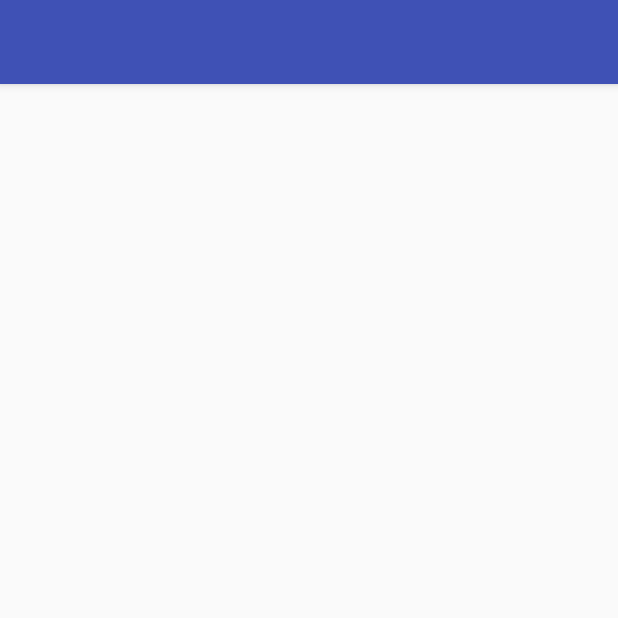
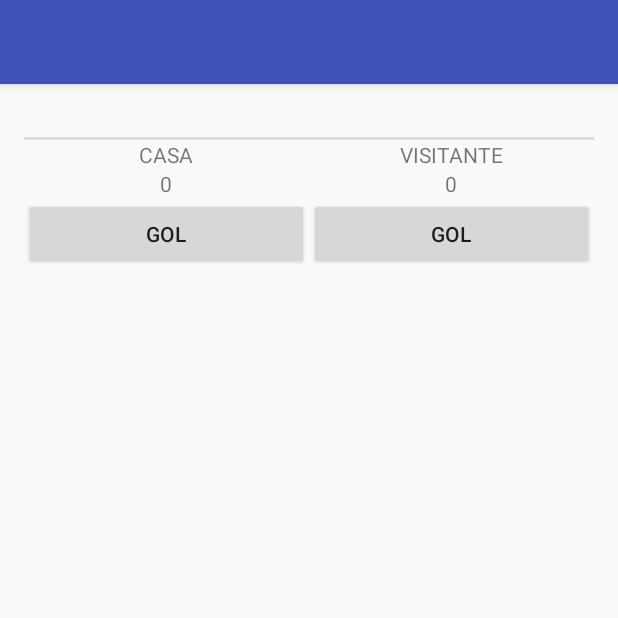
Before and after one commit to IsraelJr/DemoIntent, an Android app: the MainActivity screen opened directly, with no data from a screen before it, on a phone screen of 412 x 824 dp, the top half of it. Run offline under Robolectric (Android 15) with nearby library versions, the phone set to English and light mode, and no system bars.

Commit message:
Placar pronto

```diff
--- a/app/src/main/java/com/example/israel/demointent/MainActivity.java
+++ b/app/src/main/java/com/example/israel/demointent/MainActivity.java
@@ -1,13 +1,60 @@
 package com.example.israel.demointent;
 
-import android.support.v7.app.AppCompatActivity;
+import android.os.PersistableBundle;
 import android.os.Bundle;
 
+import android.support.v7.app.AppCompatActivity;
+import android.view.View;
+import android.widget.EditText;
+import android.widget.TextView;
+
+import com.example.israel.demointent.utils.Constantes;
+
 public class MainActivity extends AppCompatActivity {
+
+    private TextView txtNome;
+    private TextView placarHome;
+    private TextView placarVisitante;
+
+    private int contHome = 0;
+    private int contVisitante = 0;
 
     @Override
     protected void onCreate(Bundle savedInstanceState) {
         super.onCreate(savedInstanceState);
         setContentView(R.layout.activity_main);
+
+        txtNome = (TextView) findViewById(R.id.tvLogin);
+        placarHome = (TextView) findViewById(R.id.tvPlacarHome);
+        placarVisitante = (TextView) findViewById(R.id.tvPlacareVisitante);
+
+        if(savedInstanceState != null){
+            contHome = savedInstanceState.getInt(Constantes.KEY_PLACAR_CASA);
+            contVisitante = savedInstanceState.getInt(Constantes.KEY_PLACAR_VISITANTE);
+        }
+
+        placarHome.setText(String.valueOf(contHome));
+        placarVisitante.setText(String.valueOf(contVisitante));
+
+        if(getIntent() != null){
+            txtNome.setText(getIntent().getStringExtra(Constantes.KEY_LOGIN));
+        }
+    }
+
+    public void golCasa(View v){
+        contHome++;
+        placarHome.setText(String.valueOf(contHome));
+    }
+
+    public void golVisitante(View v){
+        contVisitante++;
+        placarVisitante.setText(String.valueOf(contVisitante));
+    }
+
+    @Override
+    public void onSaveInstanceState(Bundle outState) {
+        super.onSaveInstanceState(outState);
+        outState.putInt(Constantes.KEY_PLACAR_CASA, contHome);
+        outState.putInt(Constantes.KEY_PLACAR_VISITANTE, contVisitante);
     }
 }
--- a/app/src/main/java/com/example/israel/demointent/loginActivity.java
+++ b/app/src/main/java/com/example/israel/demointent/loginActivity.java
@@ -43,6 +43,10 @@ public class loginActivity extends AppCompatActivity {
                         boolean ehLoginValido = data.getBooleanExtra(Constantes.KEY_RESULT_LOGIN, false);
                         if(ehLoginValido){
                             Toast.makeText(this,"Login valido!", Toast.LENGTH_SHORT).show();
+                            Intent telaPrincipal = new Intent(this, MainActivity.class);
+                            telaPrincipal.putExtra(Constantes.KEY_LOGIN, login.getText().toString());
+                            startActivity(telaPrincipal);
+                            finish();
                         }else{
                             Toast.makeText(this,"Login invalido!", Toast.LENGTH_SHORT).show();
                         }
--- a/app/src/main/java/com/example/israel/demointent/utils/Constantes.java
+++ b/app/src/main/java/com/example/israel/demointent/utils/Constantes.java
@@ -12,4 +12,7 @@ public class Constantes {
     public final static int REQUEST_CODE_VALIDA_LOGIN = 1;
     public final static String KEY_RESULT_LOGIN = "KEY_RESULT_LOGIN";
 
+    public final static String KEY_PLACAR_CASA = "KEY_PLACAR_CASA";
+    public final static String KEY_PLACAR_VISITANTE = "KEY_PLACAR_VISITANTE";
+
 }
--- a/app/src/main/res/layout/activity_main.xml
+++ b/app/src/main/res/layout/activity_main.xml
@@ -1,5 +1,5 @@
 <?xml version="1.0" encoding="utf-8"?>
-<RelativeLayout xmlns:android="http://schemas.android.com/apk/res/android"
+<LinearLayout xmlns:android="http://schemas.android.com/apk/res/android"
     xmlns:tools="http://schemas.android.com/tools"
     android:id="@+id/activity_main"
     android:layout_width="match_parent"
@@ -8,6 +8,84 @@
     android:paddingLeft="@dimen/activity_horizontal_margin"
     android:paddingRight="@dimen/activity_horizontal_margin"
     android:paddingTop="@dimen/activity_vertical_margin"
+    android:orientation="vertical"
     tools:context="com.example.israel.demointent.MainActivity">
 
-</RelativeLayout>
+    <TextView
+        android:layout_width="match_parent"
+        android:layout_height="wrap_content"
+        android:text="Login"
+        android:id="@+id/tvLogin"
+        android:gravity="right"/>
+
+    <View
+        android:layout_width="match_parent"
+        android:layout_height="2dp"
+        android:background="#DDD" />
+
+    <LinearLayout
+        android:layout_width="match_parent"
+        android:layout_height="wrap_content"
+        android:orientation="horizontal">
+        <TextView
+            android:layout_width="match_parent"
+            android:layout_height="wrap_content"
+            android:text="CASA"
+            android:gravity="center"
+            android:layout_weight="0.5"/>
+        <TextView
+            android:layout_width="match_parent"
+            android:layout_height="wrap_content"
+            android:text="VISITANTE"
+            android:gravity="center"
+            android:layout_weight="0.5"/>
+
+    </LinearLayout>
+
+    <LinearLayout
+        android:layout_width="match_parent"
+        android:layout_height="wrap_content"
+        android:orientation="horizontal">
+        <TextView
+            android:layout_width="match_parent"
+            android:layout_height="wrap_content"
+            android:text="0"
+            android:id="@+id/tvPlacarHome"
+            android:gravity="center"
+            android:layout_weight="0.5"/>
+
+        <TextView
+            android:layout_width="match_parent"
+            android:layout_height="wrap_content"
+            android:text="0"
+            android:id="@+id/tvPlacareVisitante"
+            android:gravity="center"
+            android:layout_weight="0.5"/>
+
+    </LinearLayout>
+
+    <LinearLayout
+        android:layout_width="match_parent"
+        android:layout_height="wrap_content"
+        android:orientation="horizontal">
+        <Button
+            android:layout_width="match_parent"
+            android:layout_height="wrap_content"
+            android:text="GOL"
+            android:onClick="golCasa"
+            android:gravity="center"
+            android:layout_weight="0.5"/>
+
+        <Button
+            android:layout_width="match_parent"
+            android:layout_height="wrap_content"
+            android:text="GOL"
+            android:onClick="golVisitante"
+            android:gravity="center"
+            android:layout_weight="0.5"/>
+
+    </LinearLayout>
+
+
+
+</LinearLayout>
```
